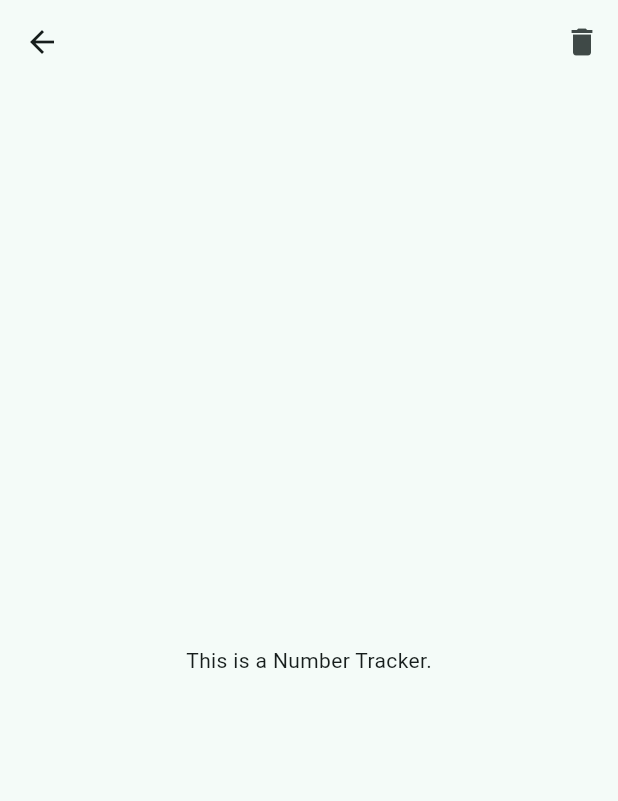
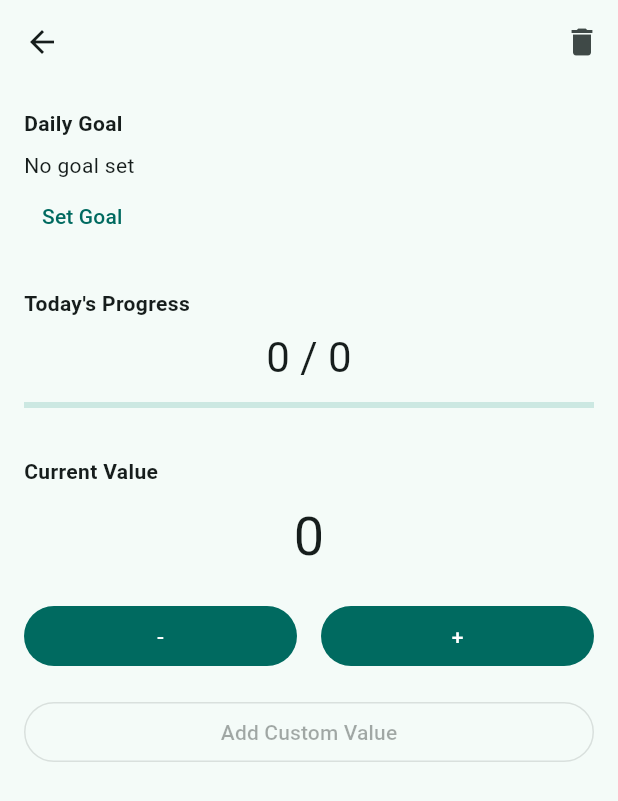
Before and after one commit to ysvaditya05/YSV-Daily-Tracker, a Flutter app: the NumberTrackerScreen screen opened directly with empty values, on a phone screen of 412 x 824 dp. Shown: the top 801 px of the screen. Run offline on Flutter 3.47's test engine with Material 3 defaults, Android fonts, the phone set to English and light mode, and no system bars; our stand-ins replace sqflite, sqflite_common_ffi; accounts and stored records are empty.

Commit message:
v0.2.0 changes: Number tracker implementation

```diff
--- /dev/null
+++ b/lib/models/number_entry.dart
@@ -0,0 +1,49 @@
+class NumberEntry {
+  const NumberEntry({
+    this.id,
+    required this.trackerId,
+    required this.date,
+    required this.value,
+    required this.createdAt,
+    this.description,
+  });
+
+  final int? id;
+  final int trackerId;
+
+  /// Day this entry belongs to.
+  final DateTime date;
+
+  /// Signed value.
+  /// Positive = increment.
+  /// Negative = decrement.
+  final double value;
+
+  /// Exact timestamp of the entry.
+  final DateTime createdAt;
+
+  /// Optional note, e.g. "Lunch", "Breakfast".
+  final String? description;
+
+  Map<String, Object?> toMap() {
+    return {
+      'id': id,
+      'tracker_id': trackerId,
+      'entry_date': date.toIso8601String(),
+      'value': value,
+      'created_at': createdAt.toIso8601String(),
+      'description': description,
+    };
+  }
+
+  factory NumberEntry.fromMap(Map<String, Object?> map) {
+    return NumberEntry(
+      id: map['id'] as int,
+      trackerId: map['tracker_id'] as int,
+      date: DateTime.parse(map['entry_date'] as String),
+      value: (map['value'] as num).toDouble(),
+      createdAt: DateTime.parse(map['created_at'] as String),
+      description: map['description'] as String?,
+    );
+  }
+}
--- a/lib/screens/number_tracker_screen.dart
+++ b/lib/screens/number_tracker_screen.dart
@@ -3,16 +3,206 @@ import 'package:flutter/material.dart';
 import '../models/tracker.dart';
 import '../widgets/tracker_detail_scaffold.dart';
 
-class NumberTrackerScreen extends StatelessWidget {
+import '../services/tracker_database.dart';
+
+class NumberTrackerScreen extends StatefulWidget {
   const NumberTrackerScreen({super.key, required this.tracker});
 
   final Tracker tracker;
 
   @override
-  Widget build(BuildContext context) {
+	State<NumberTrackerScreen> createState() => _NumberTrackerScreenState();
+	}
+
+	class _NumberTrackerScreenState extends State<NumberTrackerScreen> {
+
+		final _database = TrackerDatabase.instance;
+
+	  int _currentValue = 0;
+	  int? _dailyGoal;
+	  String _unit = '';
+
+	  Future<void> _setGoal() async {
+		  final controller = TextEditingController(
+		    text: _dailyGoal?.toString() ?? '',
+		  );
+		  final unitController = TextEditingController(
+			  text: _unit,
+			);
+
+		  final result = await showDialog<int>(
+		    context: context,
+		    builder: (context) {
+		      return AlertDialog(
+			title: const Text('Set Daily Goal'),
+			content: Column(
+				  mainAxisSize: MainAxisSize.min,
+				  children: [
+
+				    TextField(
+				      controller: controller,
+				      keyboardType: TextInputType.number,
+				      decoration: const InputDecoration(
+					labelText: 'Goal',
+				      ),
+				    ),
+
+				    const SizedBox(height: 16),
+
+				    TextField(
+				      controller: unitController,
+				      decoration: const InputDecoration(
+					labelText: 'Unit (optional)',
+				      ),
+				    ),
+
+				  ],
+				),
+			actions: [
+			  TextButton(
+			    onPressed: () => Navigator.pop(context),
+			    child: const Text('Cancel'),
+			  ),
+			  FilledButton(
+			    onPressed: () {
+			      final value = int.tryParse(controller.text);
+
+			      if (value != null && value >= 0) {
+				Navigator.pop(context, value);
+			      }
+			    },
+			    child: const Text('Save'),
+			  ),
+			],
+		      );
+		    },
+		  );
+
+		  if (result != null) {
+			  setState(() {
+			    _dailyGoal = result;
+			    _unit = unitController.text.trim();
+			  });
+			}
+		}
+
+	  @override
+	  Widget build(BuildContext context) {
     return TrackerDetailScaffold(
-      tracker: tracker,
-      body: const Center(child: Text('This is a Number Tracker.')),
-    );
-  }
+	  tracker: widget.tracker,
+	  body: Padding(
+	    padding: const EdgeInsets.all(16),
+	    child: SingleChildScrollView(
+	      child: Column(
+		crossAxisAlignment: CrossAxisAlignment.stretch,
+		children: [
+
+		  const Text(
+		    'Daily Goal',
+		    style: TextStyle(fontWeight: FontWeight.bold),
+		  ),
+
+		  const SizedBox(height: 8),
+
+		  Text(
+			  _dailyGoal == null
+			      ? 'No goal set'
+			      : _unit.isEmpty
+				  ? 'Daily Goal: $_dailyGoal'
+				  : 'Daily Goal: $_dailyGoal $_unit',
+			),
+
+		  Align(
+		    alignment: Alignment.centerLeft,
+		    child: TextButton(
+		      onPressed: _setGoal,
+		      child: const Text('Set Goal'),
+		    ),
+		  ),
+
+		  const SizedBox(height: 24),
+
+		  const Text(
+		    "Today's Progress",
+		    style: TextStyle(fontWeight: FontWeight.bold),
+		  ),
+
+		  const SizedBox(height: 8),
+
+		  Text(
+		    '0 / 0',
+		    textAlign: TextAlign.center,
+		    style: Theme.of(context).textTheme.headlineMedium,
+		  ),
+
+		  const SizedBox(height: 12),
+
+		  LinearProgressIndicator(
+			  value: 0,
+			),
+
+		  const SizedBox(height: 32),
+
+		  const Text(
+		    'Current Value',
+		    style: TextStyle(fontWeight: FontWeight.bold),
+		  ),
+
+		  const SizedBox(height: 12),
+
+		  Text(
+			  _unit.isEmpty
+			      ? '$_currentValue'
+			      : '$_currentValue $_unit',
+		    textAlign: TextAlign.center,
+		    style: Theme.of(context).textTheme.displaySmall,
+		  ),
+
+		  const SizedBox(height: 20),
+
+		  Row(
+		    children: [
+
+		      Expanded(
+		        child: FilledButton(
+				  onPressed: () {
+				    setState(() {
+				      if (_currentValue > 0) {
+					_currentValue--;
+				      }
+				    });
+				  },
+				  child: const Text('-'),
+				),
+		      ),
+
+		      const SizedBox(width: 16),
+
+		      Expanded(
+		        child: FilledButton(
+				  onPressed: () {
+				    setState(() {
+				      _currentValue++;
+				    });
+				  },
+				  child: const Text('+'),
+				),
+		      ),
+
+		    ],
+		  ),
+
+		  const SizedBox(height: 16),
+
+		  OutlinedButton(
+		    onPressed: null,
+		    child: const Text('Add Custom Value'),
+		  ),
+
+		],
+	      ),
+	    ),
+	  ),
+	);
+	}
 }
--- a/lib/widgets/weekly_progress_chart.dart
+++ b/lib/widgets/weekly_progress_chart.dart
@@ -89,17 +89,17 @@ class WeeklyProgressChart extends StatelessWidget {
 			  mainAxisAlignment: MainAxisAlignment.spaceBetween,
 			  children: [
 			    Divider(
-			      color: Colors.grey.withOpacity(0.15),
+			      color: Colors.grey.withValues(alpha: 0.15),
 			      height: 1,
 			      thickness: 1,
 			    ),
 			    Divider(
-			      color: Colors.grey.withOpacity(0.15),
+			      color: Colors.grey.withValues(alpha: 0.15),
 			      height: 1,
 			      thickness: 1,
 			    ),
 			    Divider(
-			      color: Colors.grey.withOpacity(0.15),
+			      color: Colors.grey.withValues(alpha: 0.15),
 			      height: 1,
 			      thickness: 1,
 			    ),
```
Also changed, not shown: lib/models/number_tracker_settings.dart (added, +35 -0 lines), lib/services/tracker_database.dart (+73 -5 lines).
